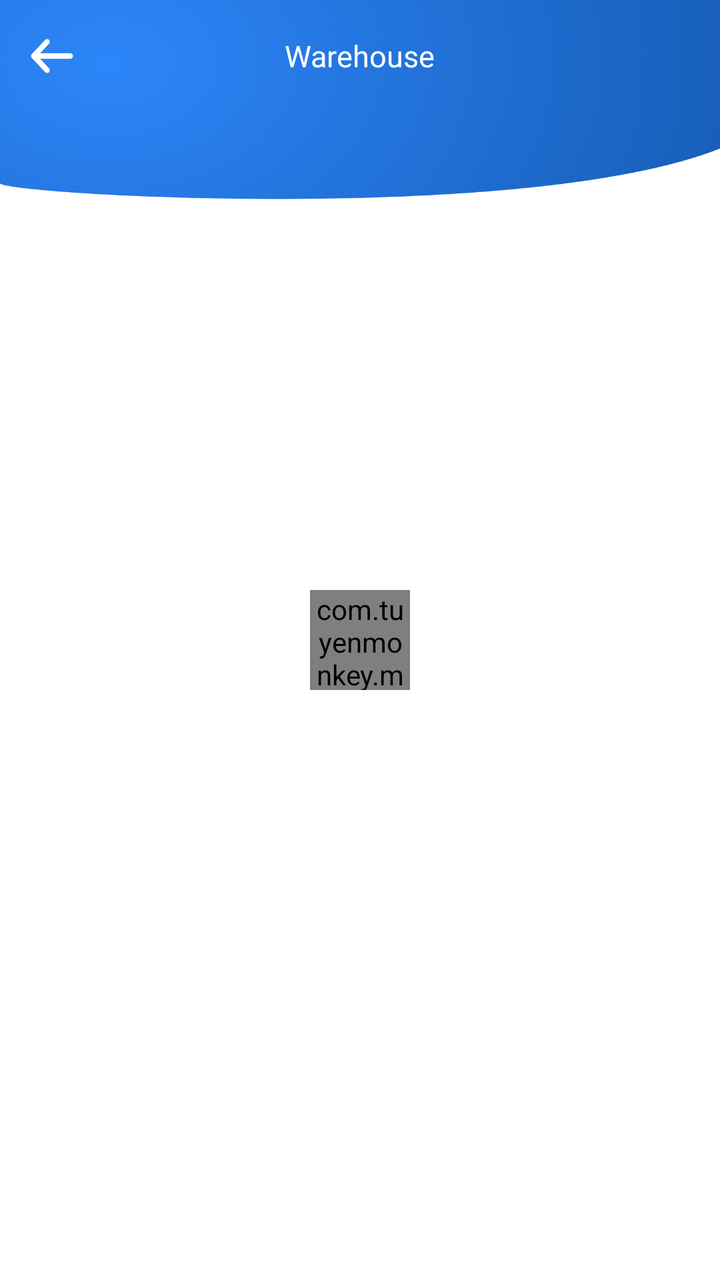
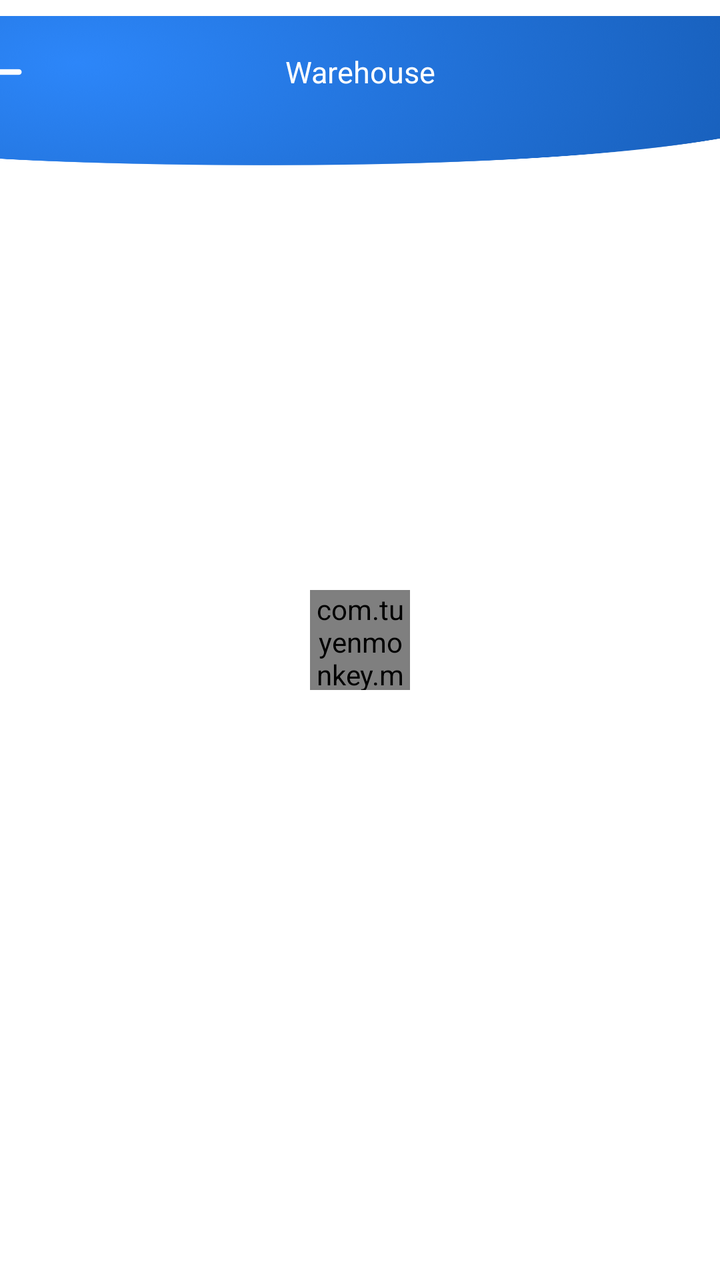

Screens rendered from an Android XML layout before and after an edit, with the pre-edit source and the edit as a unified diff.
<!-- AndroidManifest.xml: application theme Theme.FishTrack -->
<!-- res/layout/activity_home2.xml -->
<?xml version="1.0" encoding="utf-8"?>
<RelativeLayout xmlns:tools="http://schemas.android.com/tools"
    android:layout_width="match_parent"
    android:layout_height="match_parent"
    xmlns:android="http://schemas.android.com/apk/res/android"
    xmlns:app="http://schemas.android.com/apk/res-auto">
    <LinearLayout
        android:id="@+id/lParentContent"
        android:layout_width="match_parent"
        android:layout_height="match_parent"
        android:background="@color/white"
        android:orientation="vertical">


        <androidx.core.widget.NestedScrollView
            android:layout_width="match_parent"
            android:layout_height="match_parent">

            <LinearLayout
                android:layout_width="match_parent"
                android:layout_height="wrap_content"
                android:orientation="vertical">

                <RelativeLayout
                    android:layout_width="match_parent"
                    android:layout_height="100dp"
                    android:background="@drawable/bg_form_screen">

                    <RelativeLayout
                        android:focusableInTouchMode="true"
                        android:focusable="true"
                        android:id="@+id/lToolbar"
                        android:layout_width="match_parent"
                        android:layout_height="?actionBarSize">

                        <TextView
                            android:id="@+id/tvTitleToolbar"
                            fontPath="fonts/open_sans_semibold.ttf"
                            android:layout_width="wrap_content"
                            android:layout_height="wrap_content"
                            android:layout_centerInParent="true"
                            android:layout_marginLeft="@dimen/margin20"
                            android:layout_marginRight="@dimen/margin20"
                            android:gravity="center"
                            android:text="@string/label_title_page_list_gudang"
                            android:textColor="@color/white"
                            android:textSize="@dimen/text_semi_medium"
                            tools:ignore="MissingPrefix"/>

                        <RelativeLayout
                            android:id="@+id/rBack"
                            android:layout_width="wrap_content"
                            android:layout_height="match_parent">

                            <ImageView
                                android:id="@+id/ivBack"
                                android:layout_width="wrap_content"
                                android:layout_height="wrap_content"
                                android:layout_centerVertical="true"
                                android:layout_marginLeft="@dimen/margin15"
                                android:layout_marginRight="@dimen/margin10"
                                android:src="@drawable/ic_back"/>

                        </RelativeLayout>
                    </RelativeLayout>


                </RelativeLayout>

                <LinearLayout
                    android:layout_width="match_parent"
                    android:layout_height="wrap_content"
                    android:layout_marginTop="-130dp"
                    android:orientation="vertical">


                    <TextView
                        android:id="@+id/tvListHeader"
                        fontPath="fonts/open_sans_semibold.ttf"
                        android:layout_width="match_parent"
                        android:layout_height="wrap_content"
                        android:layout_marginLeft="@dimen/margin20"
                        android:layout_marginRight="@dimen/margin20"
                        android:text="@string/label_header_list_gudang"
                        android:textColor="@color/white"
                        android:textSize="@dimen/text_default"
                        android:visibility="gone"
                        tools:ignore="MissingPrefix"/>


                </LinearLayout>

                <androidx.recyclerview.widget.RecyclerView
                    android:id="@+id/rvList"
                    android:layout_width="match_parent"
                    android:layout_height="754dp"
                    android:layout_marginTop="@dimen/margin10">


                </androidx.recyclerview.widget.RecyclerView>


            </LinearLayout>


        </androidx.core.widget.NestedScrollView>
    </LinearLayout>

    <LinearLayout
        android:id="@+id/lLoading"
        android:layout_centerInParent="true"
        android:layout_width="wrap_content"
        android:layout_height="wrap_content">

        <com.tuyenmonkey.mkloader.MKLoader
            android:id="@+id/pbLoading"
            android:layout_centerInParent="true"
            android:layout_height="@dimen/margin50"
            android:layout_width="@dimen/margin50"
            android:layout_gravity="center"
            app:mk_color="@color/color_blue_gradient_login_2"
            app:mk_type="Whirlpool"
            />

    </LinearLayout>

    <include layout="@layout/item_empty_data"/>

</RelativeLayout>
<!-- res/layout/item_empty_data.xml (included above) -->
<?xml version="1.0" encoding="utf-8"?>
<LinearLayout
    xmlns:android="http://schemas.android.com/apk/res/android"
    xmlns:tools="http://schemas.android.com/tools"
    android:layout_width="match_parent"
    android:gravity="center"
    android:visibility="gone"
    android:id="@+id/lParentEmptyData"
    android:orientation="vertical"
    android:layout_height="match_parent">

    <ImageView
        android:src="@drawable/ic_empty_data"
        android:layout_width="wrap_content"
        android:layout_height="wrap_content"/>

    <TextView
        fontPath="fonts/open_sans_bold.ttf"
        android:layout_width="wrap_content"
        android:layout_height="wrap_content"
        android:layout_gravity="center"
        android:layout_marginLeft="@dimen/margin15"
        android:layout_marginRight="@dimen/margin15"
        android:layout_marginTop="@dimen/margin25"
        android:gravity="center"
        android:text="@string/label_empty_data_title"
        android:textColor="@color/black"
        android:textSize="@dimen/text_semi_medium"
        tools:ignore="MissingPrefix"/>


    <TextView
        fontPath="fonts/open_sans_regular.ttf"
        android:layout_width="wrap_content"
        android:layout_height="wrap_content"
        android:layout_gravity="center"
        android:layout_marginLeft="@dimen/margin25"
        android:layout_marginRight="@dimen/margin25"
        android:layout_marginTop="@dimen/margin10"
        android:gravity="center"
        android:text="@string/label_empty_data_content"
        android:textColor="@color/color_gray_title_add_dialog"
        android:textSize="@dimen/text_small_default"
        tools:ignore="MissingPrefix"/>

</LinearLayout>
<!-- resources referenced by this layout -->
<resources>
  <color name="black">#000</color>
  <color name="color_blue_gradient_login_2">#175EB9</color>
  <color name="color_gray_title_add_dialog">#4A4A4A</color>
  <color name="white">#fff</color>
  <dimen name="margin10">10dp</dimen>
  <dimen name="margin15">15dp</dimen>
  <dimen name="margin20">20dp</dimen>
  <dimen name="margin25">25dp</dimen>
  <dimen name="margin50">50dp</dimen>
  <dimen name="text_default">14sp</dimen>
  <dimen name="text_semi_medium">15sp</dimen>
  <dimen name="text_small_default">13sp</dimen>
  <!-- drawable bg_form_screen: png bitmap (drawable-hdpi, 110981 bytes) -->
  <!-- drawable ic_back: png bitmap (drawable-hdpi, 647 bytes) -->
  <!-- drawable ic_empty_data: png bitmap (drawable-hdpi, 101085 bytes) -->
  <string name="label_empty_data_content">No data is displayed at this time</string>
  <string name="label_empty_data_title">Data is Empty</string>
  <string name="label_header_list_gudang">Please select warehouse first!</string>
  <string name="label_title_page_list_gudang">Warehouse</string>
  <style name="Theme.FishTrack" parent="Theme.MaterialComponents.Light" />
</resources>

<!-- the commit's change to res/layout/activity_home2.xml (unified diff, before → after) -->
@@ -1,9 +1,10 @@
 <?xml version="1.0" encoding="utf-8"?>
-<RelativeLayout xmlns:tools="http://schemas.android.com/tools"
-    android:layout_width="match_parent"
-    android:layout_height="match_parent"
-    xmlns:android="http://schemas.android.com/apk/res/android"
-    xmlns:app="http://schemas.android.com/apk/res-auto">
+<RelativeLayout xmlns:android="http://schemas.android.com/apk/res/android"
+    xmlns:app="http://schemas.android.com/apk/res-auto"
+    xmlns:tools="http://schemas.android.com/tools"
+    android:layout_width="wrap_content"
+    android:layout_height="wrap_content">
+
     <LinearLayout
         android:id="@+id/lParentContent"
         android:layout_width="match_parent"
@@ -12,119 +13,106 @@
         android:orientation="vertical">
 
 
-        <androidx.core.widget.NestedScrollView
+        <androidx.constraintlayout.widget.ConstraintLayout
+            android:id="@+id/linearLayout2"
             android:layout_width="match_parent"
-            android:layout_height="match_parent">
+            android:layout_height="match_parent"
+            android:orientation="vertical">
 
-            <LinearLayout
-                android:layout_width="match_parent"
-                android:layout_height="wrap_content"
-                android:orientation="vertical">
+            <RelativeLayout
+                android:id="@+id/headerLayout"
+                android:layout_width="412dp"
+                android:layout_height="75dp"
+                android:layout_marginStart="8dp"
+                android:layout_marginTop="8dp"
+                android:layout_marginEnd="8dp"
+                android:background="@drawable/bg_form_screen"
+                app:layout_constraintEnd_toEndOf="parent"
+                app:layout_constraintStart_toStartOf="parent"
+                app:layout_constraintTop_toTopOf="parent">
 
                 <RelativeLayout
+                    android:id="@+id/lToolbar"
                     android:layout_width="match_parent"
-                    android:layout_height="100dp"
-                    android:background="@drawable/bg_form_screen">
+                    android:layout_height="?actionBarSize"
+                    android:focusable="true"
+                    android:focusableInTouchMode="true">
+
+                    <TextView
+                        android:id="@+id/tvTitleToolbar"
+                        fontPath="fonts/open_sans_semibold.ttf"
+                        android:layout_width="wrap_content"
+                        android:layout_height="wrap_content"
+                        android:layout_centerInParent="true"
+                        android:layout_marginLeft="@dimen/margin20"
+                        android:layout_marginRight="@dimen/margin20"
+                        android:gravity="center"
+                        android:text="@string/label_title_page_list_gudang"
+                        android:textColor="@color/white"
+                        android:textSize="@dimen/text_semi_medium"
+                        tools:ignore="MissingPrefix" />
 
                     <RelativeLayout
-                        android:focusableInTouchMode="true"
-                        android:focusable="true"
-                        android:id="@+id/lToolbar"
-                        android:layout_width="match_parent"
-                        android:layout_height="?actionBarSize">
+                        android:id="@+id/rBack"
+                        android:layout_width="wrap_content"
+                        android:layout_height="match_parent">
 
-                        <TextView
-                            android:id="@+id/tvTitleToolbar"
-                            fontPath="fonts/open_sans_semibold.ttf"
+                        <ImageView
+                            android:id="@+id/ivBack"
                             android:layout_width="wrap_content"
                             android:layout_height="wrap_content"
-                            android:layout_centerInParent="true"
-                            android:layout_marginLeft="@dimen/margin20"
-                            android:layout_marginRight="@dimen/margin20"
-                            android:gravity="center"
-                            android:text="@string/label_title_page_list_gudang"
-                            android:textColor="@color/white"
-                            android:textSize="@dimen/text_semi_medium"
-                            tools:ignore="MissingPrefix"/>
+                            android:layout_centerVertical="true"
+                            android:layout_marginLeft="@dimen/margin15"
+                            android:layout_marginRight="@dimen/margin10"
+                            android:src="@drawable/ic_back" />
 
-                        <RelativeLayout
-                            android:id="@+id/rBack"
-                            android:layout_width="wrap_content"
-                            android:layout_height="match_parent">
-
-                            <ImageView
-                                android:id="@+id/ivBack"
-                                android:layout_width="wrap_content"
-                                android:layout_height="wrap_content"
-                                android:layout_centerVertical="true"
-                                android:layout_marginLeft="@dimen/margin15"
-                                android:layout_marginRight="@dimen/margin10"
-                                android:src="@drawable/ic_back"/>
-
-                        </RelativeLayout>
                     </RelativeLayout>
+                </RelativeLayout>
 
 
-                </RelativeLayout>
-
-                <LinearLayout
-                    android:layout_width="match_parent"
-                    android:layout_height="wrap_content"
-                    android:layout_marginTop="-130dp"
-                    android:orientation="vertical">
+            </RelativeLayout>
 
 
-                    <TextView
-                        android:id="@+id/tvListHeader"
-                        fontPath="fonts/open_sans_semibold.ttf"
-                        android:layout_width="match_parent"
-                        android:layout_height="wrap_content"
-                        android:layout_marginLeft="@dimen/margin20"
-                        android:layout_marginRight="@dimen/margin20"
-                        android:text="@string/label_header_list_gudang"
-                        android:textColor="@color/white"
-                        android:textSize="@dimen/text_default"
-                        android:visibility="gone"
-                        tools:ignore="MissingPrefix"/>
+            <androidx.recyclerview.widget.RecyclerView
+                android:id="@+id/rvList"
+                android:layout_width="0dp"
+                android:layout_height="0dp"
+                android:layout_marginStart="8dp"
+                android:layout_marginTop="8dp"
+                android:layout_marginEnd="8dp"
+                android:layout_marginBottom="8dp"
+                android:overScrollMode="always"
+                app:layout_constraintBottom_toBottomOf="parent"
+                app:layout_constraintEnd_toEndOf="parent"
+                app:layout_constraintStart_toStartOf="parent"
+                app:layout_constraintTop_toBottomOf="@+id/headerLayout">
 
 
-                </LinearLayout>
-
-                <androidx.recyclerview.widget.RecyclerView
-                    android:id="@+id/rvList"
-                    android:layout_width="match_parent"
-                    android:layout_height="754dp"
-                    android:layout_marginTop="@dimen/margin10">
+            </androidx.recyclerview.widget.RecyclerView>
 
 
-                </androidx.recyclerview.widget.RecyclerView>
+        </androidx.constraintlayout.widget.ConstraintLayout>
 
 
-            </LinearLayout>
-
-
-        </androidx.core.widget.NestedScrollView>
     </LinearLayout>
 
     <LinearLayout
         android:id="@+id/lLoading"
-        android:layout_centerInParent="true"
         android:layout_width="wrap_content"
-        android:layout_height="wrap_content">
+        android:layout_height="wrap_content"
+        android:layout_centerInParent="true">
 
         <com.tuyenmonkey.mkloader.MKLoader
             android:id="@+id/pbLoading"
-            android:layout_centerInParent="true"
+            android:layout_width="@dimen/margin50"
             android:layout_height="@dimen/margin50"
-            android:layout_width="@dimen/margin50"
             android:layout_gravity="center"
             app:mk_color="@color/color_blue_gradient_login_2"
-            app:mk_type="Whirlpool"
-            />
+            app:mk_type="Whirlpool" />
 
     </LinearLayout>
 
-    <include layout="@layout/item_empty_data"/>
+    <include layout="@layout/item_empty_data" />
 
 </RelativeLayout>
 <!-- res/layout/item_empty_data.xml (included above) -->
<!-- resource entries referenced after the edit -->
@@ -9,7 +9,6 @@
   <dimen name="margin20">20dp</dimen>
   <dimen name="margin25">25dp</dimen>
   <dimen name="margin50">50dp</dimen>
-  <dimen name="text_default">14sp</dimen>
   <dimen name="text_semi_medium">15sp</dimen>
   <dimen name="text_small_default">13sp</dimen>
   <!-- drawable bg_form_screen: png bitmap (drawable-hdpi, 110981 bytes) -->
@@ -17,7 +16,6 @@
   <!-- drawable ic_empty_data: png bitmap (drawable-hdpi, 101085 bytes) -->
   <string name="label_empty_data_content">No data is displayed at this time</string>
   <string name="label_empty_data_title">Data is Empty</string>
-  <string name="label_header_list_gudang">Please select warehouse first!</string>
   <string name="label_title_page_list_gudang">Warehouse</string>
   <style name="Theme.FishTrack" parent="Theme.MaterialComponents.Light" />
 </resources>
